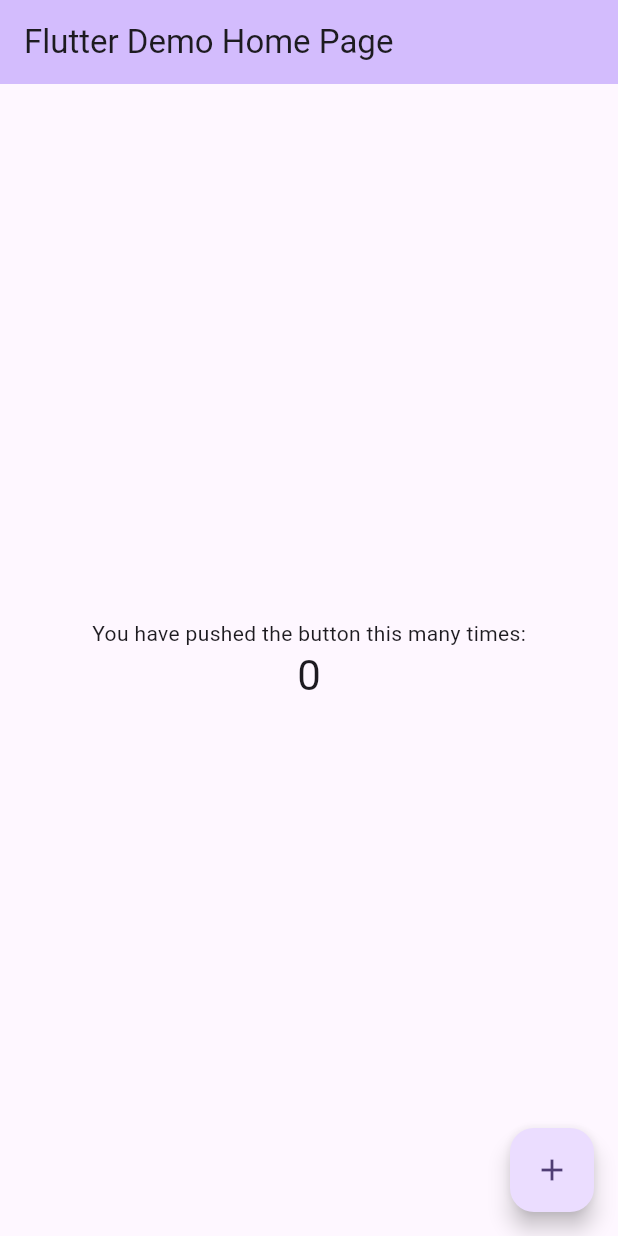
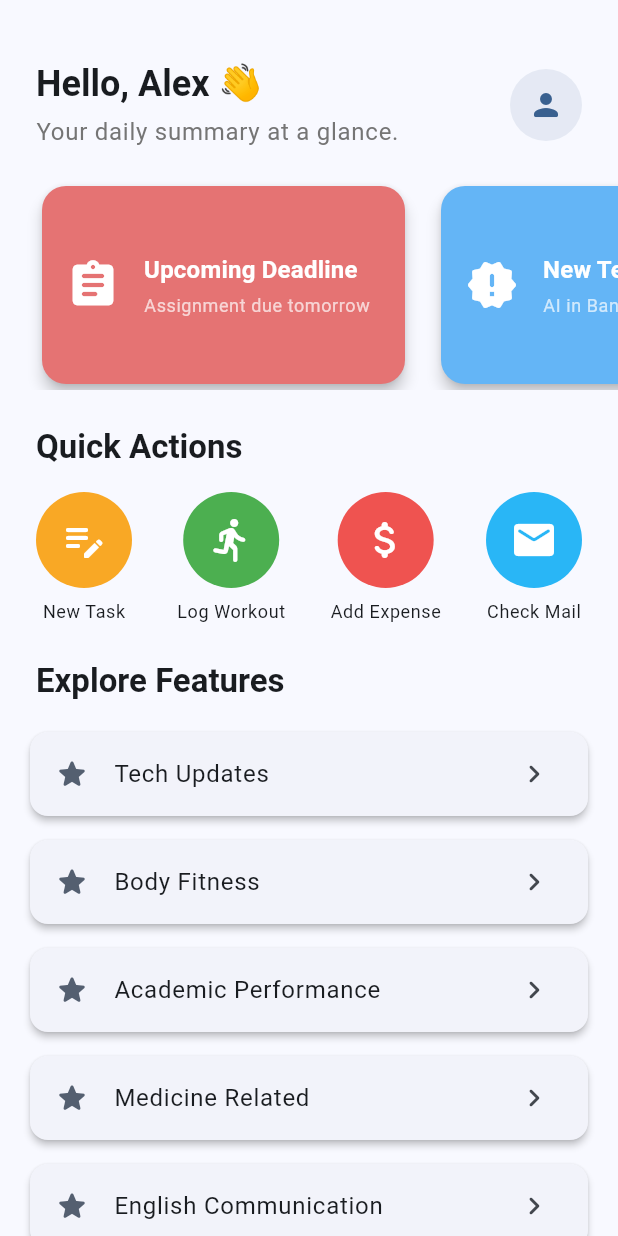
Before and after one commit to AshokKumar2525/Student_Personalized_App, a Flutter app: the screen it shows after launch, on a phone screen of 412 x 824 dp. Run offline on Flutter 3.47's test engine with Material 3 defaults, Android fonts, the phone set to English and light mode, and no system bars.

Commit message:
basic initial home page layout created

```diff
--- a/spa/lib/main.dart
+++ b/spa/lib/main.dart
@@ -7,117 +7,269 @@ void main() {
 class MyApp extends StatelessWidget {
   const MyApp({super.key});
 
-  // This widget is the root of your application.
   @override
   Widget build(BuildContext context) {
     return MaterialApp(
       debugShowCheckedModeBanner: false,
-      title: 'Flutter Demo',
+      title: 'Student Hub',
       theme: ThemeData(
-        // This is the theme of your application.
-        //
-        // TRY THIS: Try running your application with "flutter run". You'll see
-        // the application has a purple toolbar. Then, without quitting the app,
-        // try changing the seedColor in the colorScheme below to Colors.green
-        // and then invoke "hot reload" (save your changes or press the "hot
-        // reload" button in a Flutter-supported IDE, or press "r" if you used
-        // the command line to start the app).
-        //
-        // Notice that the counter didn't reset back to zero; the application
-        // state is not lost during the reload. To reset the state, use hot
-        // restart instead.
-        //
-        // This works for code too, not just values: Most code changes can be
-        // tested with just a hot reload.
-        colorScheme: ColorScheme.fromSeed(seedColor: Colors.deepPurple),
+        colorScheme: ColorScheme.fromSeed(
+          seedColor: const Color(0xFF1E88E5), // A vibrant blue
+          brightness: Brightness.light,
+        ),
+        useMaterial3: true,
+        fontFamily: 'Roboto',
       ),
-      home: const MyHomePage(title: 'Flutter Demo Home Page'),
+      home: const HomePage(),
     );
   }
 }
 
-class MyHomePage extends StatefulWidget {
-  const MyHomePage({super.key, required this.title});
+class HomePage extends StatelessWidget {
+  const HomePage({super.key});
 
-  // This widget is the home page of your application. It is stateful, meaning
-  // that it has a State object (defined below) that contains fields that affect
-  // how it looks.
+  final String userName = "Alex"; // Placeholder for the user's name
 
-  // This class is the configuration for the state. It holds the values (in this
-  // case the title) provided by the parent (in this case the App widget) and
-  // used by the build method of the State. Fields in a Widget subclass are
-  // always marked "final".
-
-  final String title;
-
-  @override
-  State<MyHomePage> createState() => _MyHomePageState();
-}
-
-class _MyHomePageState extends State<MyHomePage> {
-  int _counter = 0;
-
-  void _incrementCounter() {
-    setState(() {
-      // This call to setState tells the Flutter framework that something has
-      // changed in this State, which causes it to rerun the build method below
-      // so that the display can reflect the updated values. If we changed
-      // _counter without calling setState(), then the build method would not be
-      // called again, and so nothing would appear to happen.
-      _counter++;
-    });
-  }
+  final List<Map<String, dynamic>> highlights = const [
+    {
+      "title": "Upcoming Deadline",
+      "subtitle": "Assignment due tomorrow",
+      "icon": Icons.assignment_rounded,
+      "color": Color(0xFFE57373), // Red
+    },
+    {
+      "title": "New Tech Update",
+      "subtitle": "AI in Banking",
+      "icon": Icons.new_releases_rounded,
+      "color": Color(0xFF64B5F6), // Light Blue
+    },
+    {
+      "title": "Workout Goal",
+      "subtitle": "Daily steps: 5,000/10,000",
+      "icon": Icons.directions_run_rounded,
+      "color": Color(0xFF81C784), // Light Green
+    },
+    {
+      "title": "New Blog Post",
+      "subtitle": "10 tips for better focus",
+      "icon": Icons.article_rounded,
+      "color": Color(0xFFFFB74D), // Amber
+    },
+  ];
 
   @override
   Widget build(BuildContext context) {
-    // This method is rerun every time setState is called, for instance as done
-    // by the _incrementCounter method above.
-    //
-    // The Flutter framework has been optimized to make rerunning build methods
-    // fast, so that you can just rebuild anything that needs updating rather
-    // than having to individually change instances of widgets.
     return Scaffold(
+      backgroundColor: Theme.of(context).colorScheme.surface,
       appBar: AppBar(
-        // TRY THIS: Try changing the color here to a specific color (to
-        // Colors.amber, perhaps?) and trigger a hot reload to see the AppBar
-        // change color while the other colors stay the same.
-        backgroundColor: Theme.of(context).colorScheme.inversePrimary,
-        // Here we take the value from the MyHomePage object that was created by
-        // the App.build method, and use it to set our appbar title.
-        title: Text(widget.title),
+        backgroundColor: Colors.transparent,
+        elevation: 0,
+        toolbarHeight: 0, // Hides the AppBar, using a custom header below
       ),
-      body: Center(
-        // Center is a layout widget. It takes a single child and positions it
-        // in the middle of the parent.
+      body: SingleChildScrollView(
         child: Column(
-          // Column is also a layout widget. It takes a list of children and
-          // arranges them vertically. By default, it sizes itself to fit its
-          // children horizontally, and tries to be as tall as its parent.
-          //
-          // Column has various properties to control how it sizes itself and
-          // how it positions its children. Here we use mainAxisAlignment to
-          // center the children vertically; the main axis here is the vertical
-          // axis because Columns are vertical (the cross axis would be
-          // horizontal).
-          //
-          // TRY THIS: Invoke "debug painting" (choose the "Toggle Debug Paint"
-          // action in the IDE, or press "p" in the console), to see the
-          // wireframe for each widget.
-          mainAxisAlignment: MainAxisAlignment.center,
-          children: <Widget>[
-            const Text('You have pushed the button this many times:'),
-            Text(
-              '$_counter',
-              style: Theme.of(context).textTheme.headlineMedium,
+          crossAxisAlignment: CrossAxisAlignment.start,
+          children: [
+            // Header Section
+            Padding(
+              padding: const EdgeInsets.fromLTRB(24, 40, 24, 20),
+              child: Row(
+                mainAxisAlignment: MainAxisAlignment.spaceBetween,
+                children: [
+                  Column(
+                    crossAxisAlignment: CrossAxisAlignment.start,
+                    children: [
+                      Text(
+                        "Hello, $userName 👋",
+                        style: Theme.of(context).textTheme.headlineSmall?.copyWith(
+                          fontWeight: FontWeight.bold,
+                        ),
+                      ),
+                      const SizedBox(height: 4),
+                      Text(
+                        "Your daily summary at a glance.",
+                        style: Theme.of(context).textTheme.bodyLarge?.copyWith(
+                          color: Colors.grey[600],
+                        ),
+                      ),
+                    ],
+                  ),
+                  CircleAvatar(
+                    radius: 24,
+                    backgroundColor: Theme.of(context).colorScheme.primary.withAlpha((255 * 0.1).round()),
+                    child: Icon(
+                      Icons.person_rounded,
+                      color: Theme.of(context).colorScheme.primary,
+                    ),
+                  ),
+                ],
+              ),
             ),
+
+            // Highlights Section (dynamic content)
+            SizedBox(
+              height: 140,
+              child: ListView.builder(
+                padding: const EdgeInsets.symmetric(horizontal: 16),
+                scrollDirection: Axis.horizontal,
+                itemCount: highlights.length,
+                itemBuilder: (context, index) {
+                  final item = highlights[index];
+                  return Container(
+                    width: 250,
+                    margin: const EdgeInsets.symmetric(horizontal: 8),
+                    child: Card(
+                      color: item["color"],
+                      elevation: 4,
+                      shape: RoundedRectangleBorder(
+                        borderRadius: BorderRadius.circular(16),
+                      ),
+                      child: Padding(
+                        padding: const EdgeInsets.all(16.0),
+                        child: Row(
+                          children: [
+                            Icon(item["icon"], size: 36, color: Colors.white),
+                            const SizedBox(width: 16),
+                            Expanded(
+                              child: Column(
+                                crossAxisAlignment: CrossAxisAlignment.start,
+                                mainAxisAlignment: MainAxisAlignment.center,
+                                children: [
+                                  Text(
+                                    item["title"],
+                                    style: Theme.of(context).textTheme.titleMedium?.copyWith(
+                                      fontWeight: FontWeight.bold,
+                                      color: Colors.white,
+                                    ),
+                                  ),
+                                  const SizedBox(height: 4),
+                                  Text(
+                                    item["subtitle"],
+                                    style: Theme.of(context).textTheme.bodySmall?.copyWith(color: Colors.white70),
+                                    overflow: TextOverflow.ellipsis,
+                                  ),
+                                ],
+                              ),
+                            ),
+                          ],
+                        ),
+                      ),
+                    ),
+                  );
+                },
+              ),
+            ),
+
+            const SizedBox(height: 24),
+
+            // Quick Actions Section (circle buttons)
+            Padding(
+              padding: const EdgeInsets.symmetric(horizontal: 24),
+              child: Text(
+                "Quick Actions",
+                style: Theme.of(context).textTheme.titleLarge?.copyWith(fontWeight: FontWeight.bold),
+              ),
+            ),
+            const SizedBox(height: 16),
+            const QuickActionsRow(),
+
+            const SizedBox(height: 24),
+
+            // Feature Hub Section
+            Padding(
+              padding: const EdgeInsets.symmetric(horizontal: 24),
+              child: Text(
+                "Explore Features",
+                style: Theme.of(context).textTheme.titleLarge?.copyWith(fontWeight: FontWeight.bold),
+              ),
+            ),
+            const SizedBox(height: 12),
+            const FeaturesList(),
           ],
         ),
       ),
-      floatingActionButton: FloatingActionButton(
-        onPressed: _incrementCounter,
-        tooltip: 'Increment',
-        child: const Icon(Icons.add),
-      ), // This trailing comma makes auto-formatting nicer for build methods.
     );
   }
 }
+
+class QuickActionsRow extends StatelessWidget {
+  const QuickActionsRow({super.key});
+
+  final List<Map<String, dynamic>> actions = const [
+    {"icon": Icons.edit_note_rounded, "label": "New Task", "color": Color(0xFFF9A825)}, // Amber
+    {"icon": Icons.directions_run_rounded, "label": "Log Workout", "color": Color(0xFF4CAF50)}, // Green
+    {"icon": Icons.attach_money_rounded, "label": "Add Expense", "color": Color(0xFFEF5350)}, // Red
+    {"icon": Icons.mail_rounded, "label": "Check Mail", "color": Color(0xFF29B6F6)}, // Light Blue
+  ];
+
+  @override
+  Widget build(BuildContext context) {
+    return Padding(
+      padding: const EdgeInsets.symmetric(horizontal: 24),
+      child: Row(
+        mainAxisAlignment: MainAxisAlignment.spaceBetween,
+        children: actions.map((action) {
+          return Column(
+            children: [
+              Container(
+                decoration: BoxDecoration(
+                  shape: BoxShape.circle,
+                  color: action["color"],
+                ),
+                child: IconButton(
+                  iconSize: 32,
+                  padding: const EdgeInsets.all(16),
+                  icon: Icon(action["icon"], color: Colors.white),
+                  onPressed: () {},
+                ),
+              ),
+              const SizedBox(height: 8),
+              Text(action["label"], style: Theme.of(context).textTheme.bodySmall),
+            ],
+          );
+        }).toList(),
+      ),
+    );
+  }
+}
+
+class FeaturesList extends StatelessWidget {
+  const FeaturesList({super.key});
+
+  final List<String> features = const [
+    "Tech Updates",
+    "Body Fitness",
+    "Academic Performance",
+    "Medicine Related",
+    "English Communication",
+    "Domain & Project Updates",
+    "Scholarship Related",
+    "Important Email Summarizer",
+    "Financial Expense Tracker",
+    "Discover",
+  ];
+
+  @override
+  Widget build(BuildContext context) {
+    return ListView.builder(
+      physics: const NeverScrollableScrollPhysics(),
+      shrinkWrap: true,
+      itemCount: features.length,
+      itemBuilder: (context, index) {
+        return Card(
+          margin: const EdgeInsets.symmetric(horizontal: 20, vertical: 8),
+          elevation: 2,
+          shape: RoundedRectangleBorder(
+            borderRadius: BorderRadius.circular(12),
+          ),
+          child: ListTile(
+            leading: Icon(Icons.star_rounded, color: Theme.of(context).colorScheme.secondary),
+            title: Text(features[index]),
+            trailing: const Icon(Icons.chevron_right_rounded),
+            onTap: () {},
+          ),
+        );
+      },
+    );
+  }
+}
```
